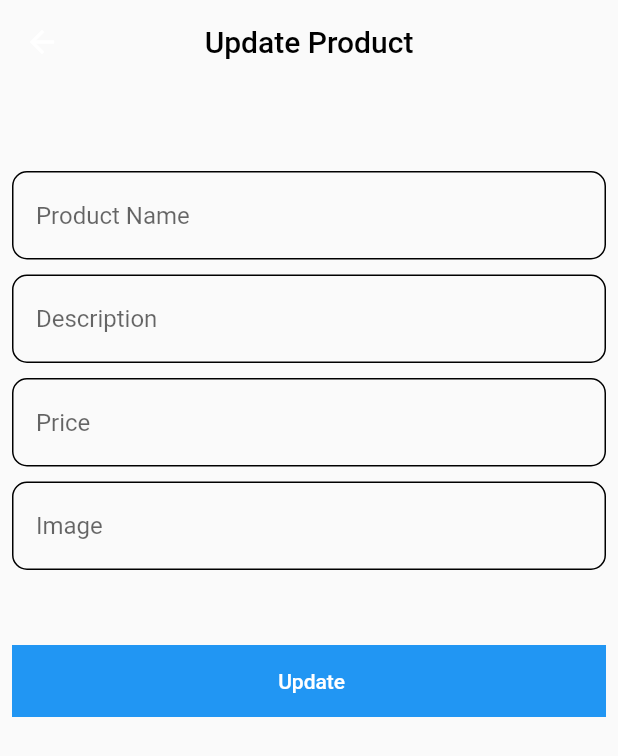
After one commit to Lamiaa21-3/store_app, a Flutter app: the UpdetaProductPage screen opened by its route, on a phone screen of 412 x 824 dp. The commit adds this screen. Shown: the top 756 px of the screen. Run offline on Flutter 3.47's test engine with Material 2 defaults, Android fonts, the phone set to English and light mode, and no system bars; drawn by our look-alikes of modal_progress_hud_nsn; our stand-ins replace font_awesome_flutter; network calls fail; key blocks and very long unbroken strings in the code were emptied for the run.

Commit message:
update product

```diff
--- a/lib/main.dart
+++ b/lib/main.dart
@@ -2,6 +2,7 @@ import 'dart:convert';
 
 import 'package:flutter/material.dart';
 import 'package:store_app/screens/home_page.dart';
+import 'package:store_app/screens/updeta_product_page.dart';
 import 'package:store_app/services/get_all_product.dart';
 import 'package:http/http.dart' as http;
 
@@ -20,6 +21,7 @@ class MyApp extends StatelessWidget {
       debugShowCheckedModeBanner: false,
       routes: {
         HomePage.id: (context) => HomePage(),
+        UpdetaProductPage.id : (context) => UpdetaProductPage(),
       },
         initialRoute: HomePage.id,
       home: HomePage(),
--- a/lib/screens/product_item.dart
+++ b/lib/screens/product_item.dart
@@ -1,13 +1,18 @@
 
 import 'package:flutter/material.dart';
 import 'package:store_app/modeles/get_product.dart';
+import 'package:store_app/screens/updeta_product_page.dart';
 class ProductItem extends StatelessWidget {
   ProductItem({Key? key, required this.product}) : super(key: key);
   GetProduct product ;
 
   @override
   Widget build(BuildContext context) {
-    return Container(
+    return GestureDetector(
+      onTap: (){
+        Navigator.pushNamed(context, UpdetaProductPage.id);
+      },
+      child: Container(
       width: 100,
       height: 100,
       decoration: BoxDecoration(boxShadow: [
@@ -55,8 +60,8 @@ class ProductItem extends StatelessWidget {
               ),
             ),
             Positioned(
-              left: 100,
-              bottom: 100,
+              left: 40,
+              bottom: 50,
 
               child: Image.network(
 
@@ -68,6 +73,7 @@ class ProductItem extends StatelessWidget {
           ],
         ),
       ),
+    ),
     );
   }
 }
--- /dev/null
+++ b/lib/screens/updeta_product_page.dart
@@ -0,0 +1,124 @@
+import 'package:flutter/material.dart';
+import 'package:store_app/modeles/get_product.dart';
+
+import '../services/put_product.dart';
+import '../widget/custom_text_field.dart';
+import 'package:modal_progress_hud_nsn/modal_progress_hud_nsn.dart';
+
+class UpdetaProductPage extends StatefulWidget {
+  UpdetaProductPage({
+    super.key,
+  });
+  static String id = ' updetaproduct';
+
+  @override
+  State<UpdetaProductPage> createState() => _UpdetaProductPageState();
+}
+
+class _UpdetaProductPageState extends State<UpdetaProductPage> {
+  String? product_name, desc, image;
+
+  String? price;
+
+  GetProduct? product;
+  bool isLoading = false;
+
+  @override
+  Widget build(BuildContext context) {
+    product = ModalRoute.of(context)?.settings.arguments as GetProduct?;
+    return ModalProgressHUD(
+      inAsyncCall: isLoading,
+      child: Scaffold(
+        appBar: AppBar(
+          title: Text(
+            " Update Product ",
+            style: TextStyle(color: Colors.black),
+          ),
+          backgroundColor: Colors.transparent,
+          elevation: 0,
+          centerTitle: true,
+        ),
+        body: Padding(
+          padding: const EdgeInsets.all(8.0),
+          child: SingleChildScrollView(
+            child: Column(
+              children: [
+                SizedBox(
+                  height: 50,
+                ),
+                CustomTextField(
+                  onChanged: (data) {
+                    product_name = data;
+                  },
+                  hintText: ' Product Name ',
+                ),
+                SizedBox(
+                  height: 10,
+                ),
+                CustomTextField(
+                  onChanged: (data) {
+                    desc = data;
+                  },
+                  hintText: ' Description ',
+                ),
+                SizedBox(
+                  height: 10,
+                ),
+                CustomTextField(
+                  input_type: TextInputType.number,
+                  onChanged: (data) {
+                    price = data;
+                  },
+                  hintText: ' Price ',
+                ),
+                SizedBox(
+                  height: 10,
+                ),
+                CustomTextField(
+                  onChanged: (data) {
+                    image = data;
+                  },
+                  hintText: ' Image ',
+                ),
+                SizedBox(
+                  height: 50,
+                ),
+                Container(
+                  color: Colors.blue,
+                  width: double.infinity,
+                  child: TextButton(
+                    onPressed: () {
+                      isLoading = true;
+                      setState(() {});
+                      try {
+                        updateProduct();
+                        print(' success');
+                      }  catch (e) {
+                       print(e.toString());
+                      }
+                      isLoading = false;
+                      setState(() {});
+                    },
+                    child: Text(
+                      " Update",
+                      style: TextStyle(color: Colors.white),
+                    ),
+                  ),
+                ),
+              ],
+            ),
+          ),
+        ),
+      ),
+    );
+  }
+
+  void updateProduct() {
+    PutProduct().addProduct(
+        title: product_name!,
+        image: image!,
+        price: price!,
+        desc: desc!,
+        category: product!.category);
+  }
+}
--- a/lib/widget/custom_card.dart
+++ b/lib/widget/custom_card.dart
@@ -1,11 +1,18 @@
 import 'package:flutter/material.dart';
+import 'package:store_app/modeles/get_product.dart';
+import 'package:store_app/screens/updeta_product_page.dart';
 
 class CustomCard extends StatelessWidget {
-  const CustomCard({Key? key}) : super(key: key);
+   CustomCard({required this.product}) ;
+   GetProduct product;
 
   @override
   Widget build(BuildContext context) {
-    return Stack(
+    return GestureDetector(
+      onTap: (){
+        Navigator.pushNamed(context, UpdetaProductPage.id, arguments: product);
+      },
+      child: Stack(
         clipBehavior: Clip.none,
         children: [
           Container(
@@ -65,6 +72,7 @@ class CustomCard extends StatelessWidget {
             ),
           ),
         ],
+      ),
     );
   }
 }
--- /dev/null
+++ b/lib/widget/custom_text_field.dart
@@ -0,0 +1,93 @@
+
+
+import 'package:flutter/material.dart';
+
+class CustomTextField extends StatelessWidget {
+   CustomTextField({this.hintText, this.onChanged,this.obscureText,this.input_type});
+  String? hintText;
+  Function(String)? onChanged;
+  bool? obscureText;
+  TextInputType? input_type;
+
+  @override
+  Widget build(BuildContext context) {
+    return TextField(
+       onChanged:onChanged,
+         obscureText:obscureText??false,
+         keyboardType: input_type,
+
+        decoration: InputDecoration(
+          hintText:hintText ,
+
+
+          enabledBorder: OutlineInputBorder(
+             borderSide: BorderSide(
+              color: Colors.black,
+
+            ),
+             borderRadius:BorderRadius.circular(10),
+
+          ),
+          border: OutlineInputBorder(
+            borderSide: BorderSide(
+              color: Colors.black,
+            ),
+              borderRadius:BorderRadius.circular(10),
+          )
+        ),
+
+    );
+  }
+}
+
+
+
+
+
+
+
+
+
+
+
+// import 'package:flutter/material.dart';
+
+// class CustomTextField extends StatelessWidget {
+//    CustomTextField({  this.obscureText, this.onchanged,this.hint_Text });
+
+
+//     String? hint_Text;
+//   Function(String)?  onchanged;
+
+//   bool? obscureText;
+
+//   @override
+//   Widget build(BuildContext context) {
+
+//     return TextFormField(
+//       obscureText: obscureText! ,
+//       validator: (data){
+//         if(data == null || data.isEmpty)
+//         {
+//           return 'product name';
+//         }
+//         return null;
+
+//       },
+//       onChanged: onchanged,
+//       decoration: InputDecoration(
+//         hintText: hint_Text,
+//         enabledBorder: OutlineInputBorder(
+//           borderSide: BorderSide(
+//           ),
+//           borderRadius: BorderRadius.circular(8),
+//         ),
+//         border: OutlineInputBorder(
+//           borderSide: BorderSide(),
+//           borderRadius: BorderRadius.circular(8)
+//         ),
+//       ),
+
+//     );
+//   }
+// }
--- a/pubspec.yaml
+++ b/pubspec.yaml
@@ -38,6 +38,7 @@ dependencies:
   cupertino_icons: ^1.0.2
   http: ^1.1.0
   font_awesome_flutter: ^10.5.0
+  modal_progress_hud_nsn: ^0.4.0
 
 dev_dependencies:
   flutter_test:
```
Also changed, not shown: pubspec.lock. Lines whose indentation alone changed are shown as unchanged.
